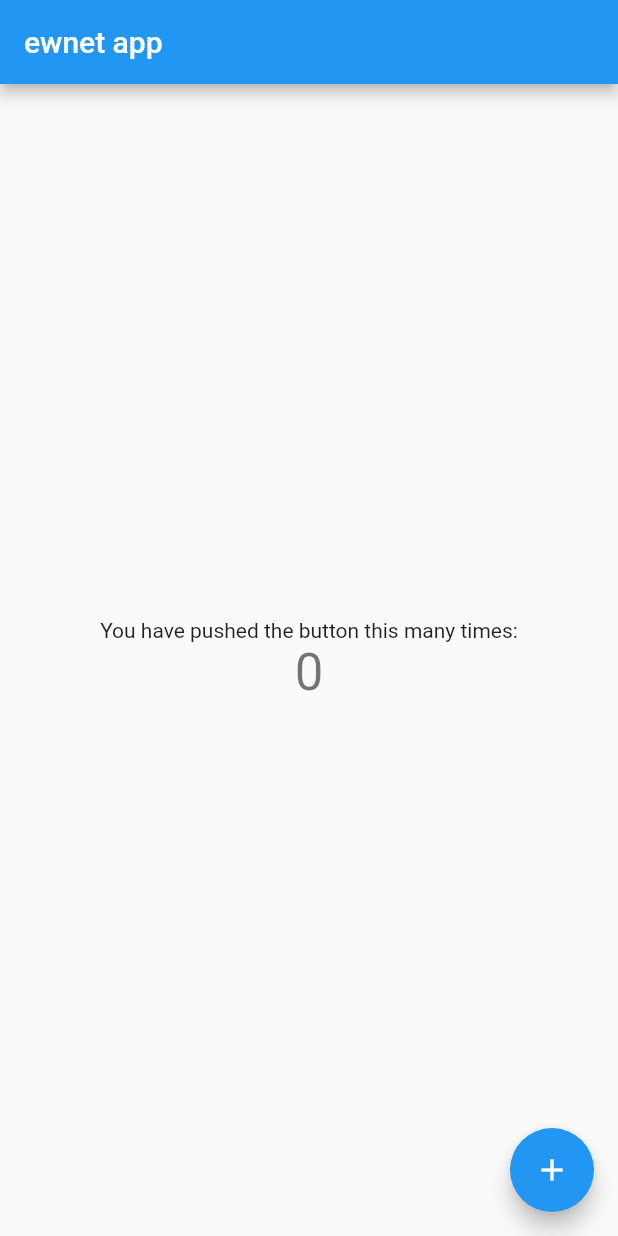
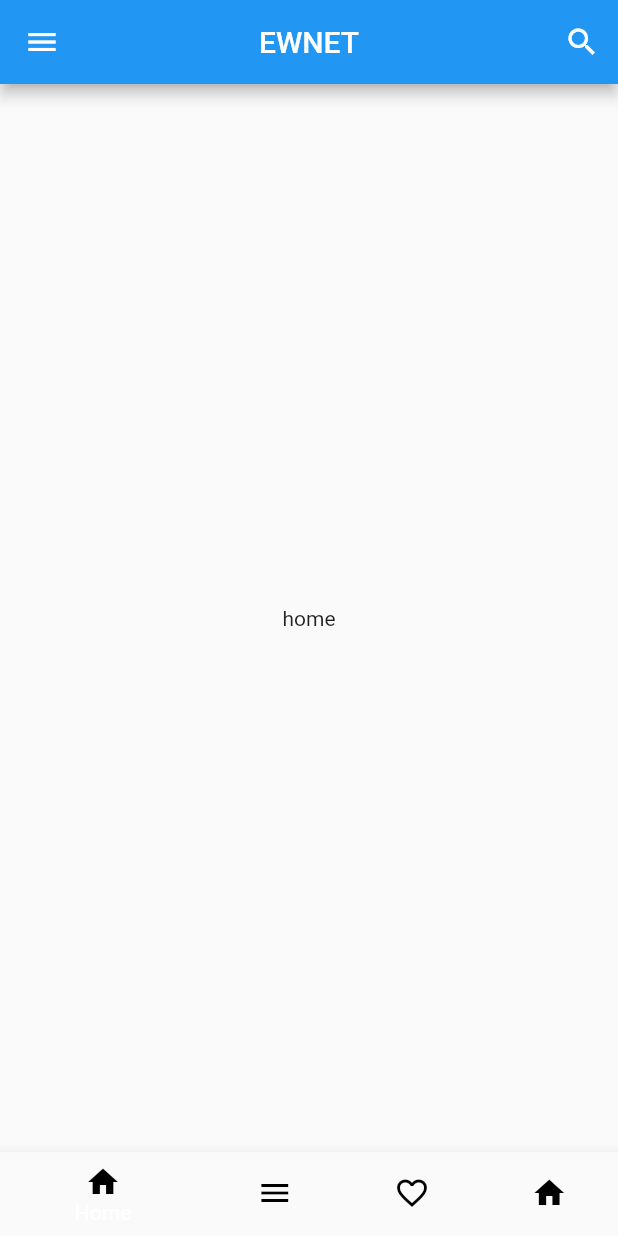
Before and after one commit to esrael23/ewinet-testimony-mobile, a Flutter app: the screen it shows after launch, on a phone screen of 412 x 824 dp. Run offline on Flutter 3.47's test engine with Material 2 defaults, Android fonts, the phone set to English and light mode, and no system bars.

Commit message:
first commit esrael

```diff
--- a/lib/main.dart
+++ b/lib/main.dart
@@ -1,115 +1,24 @@
+import 'package:ewinet_testimony/pages/home.dart';
 import 'package:flutter/material.dart';
 
 void main() {
   runApp(const MyApp());
 }
 
-class MyApp extends StatelessWidget {
+class MyApp extends StatefulWidget {
   const MyApp({super.key});
 
-  // This widget is the root of your application.
+  @override
+  State<MyApp> createState() => _MyAppState();
+}
+
+class _MyAppState extends State<MyApp> {
   @override
   Widget build(BuildContext context) {
     return MaterialApp(
-      title: 'Flutter Demo',
-      theme: ThemeData(
-        // This is the theme of your application.
-        //
-        // Try running your application with "flutter run". You'll see the
-        // application has a blue toolbar. Then, without quitting the app, try
-        // changing the primarySwatch below to Colors.green and then invoke
-        // "hot reload" (press "r" in the console where you ran "flutter run",
-        // or simply save your changes to "hot reload" in a Flutter IDE).
-        // Notice that the counter didn't reset back to zero; the application
-        // is not restarted.
-        primarySwatch: Colors.blue,
-      ),
-      home: const MyHomePage(title: 'ewnet app'),
+      debugShowCheckedModeBanner: false,
+      home: home(),
     );
+
   }
 }
-
-class MyHomePage extends StatefulWidget {
-  const MyHomePage({super.key, required this.title});
-
-  // This widget is the home page of your application. It is stateful, meaning
-  // that it has a State object (defined below) that contains fields that affect
-  // how it looks.
-
-  // This class is the configuration for the state. It holds the values (in this
-  // case the title) provided by the parent (in this case the App widget) and
-  // used by the build method of the State. Fields in a Widget subclass are
-  // always marked "final".
-
-  final String title;
-
-  @override
-  State<MyHomePage> createState() => _MyHomePageState();
-}
-
-class _MyHomePageState extends State<MyHomePage> {
-  int _counter = 0;
-
-  void _incrementCounter() {
-    setState(() {
-      // This call to setState tells the Flutter framework that something has
-      // changed in this State, which causes it to rerun the build method below
-      // so that the display can reflect the updated values. If we changed
-      // _counter without calling setState(), then the build method would not be
-      // called again, and so nothing would appear to happen.
-      _counter++;
-    });
-  }
-
-  @override
-  Widget build(BuildContext context) {
-    // This method is rerun every time setState is called, for instance as done
-    // by the _incrementCounter method above.
-    //
-    // The Flutter framework has been optimized to make rerunning build methods
-    // fast, so that you can just rebuild anything that needs updating rather
-    // than having to individually change instances of widgets.
-    return Scaffold(
-      appBar: AppBar(
-        // Here we take the value from the MyHomePage object that was created by
-        // the App.build method, and use it to set our appbar title.
-        title: Text(widget.title),
-      ),
-      body: Center(
-        // Center is a layout widget. It takes a single child and positions it
-        // in the middle of the parent.
-        child: Column(
-          // Column is also a layout widget. It takes a list of children and
-          // arranges them vertically. By default, it sizes itself to fit its
-          // children horizontally, and tries to be as tall as its parent.
-          //
-          // Invoke "debug painting" (press "p" in the console, choose the
-          // "Toggle Debug Paint" action from the Flutter Inspector in Android
-          // Studio, or the "Toggle Debug Paint" command in Visual Studio Code)
-          // to see the wireframe for each widget.
-          //
-          // Column has various properties to control how it sizes itself and
-          // how it positions its children. Here we use mainAxisAlignment to
-          // center the children vertically; the main axis here is the vertical
-          // axis because Columns are vertical (the cross axis would be
-          // horizontal).
-          mainAxisAlignment: MainAxisAlignment.center,
-          children: <Widget>[
-            const Text(
-              'You have pushed the button this many times:',
-            ),
-            Text(
-              '$_counter',
-              style: Theme.of(context).textTheme.headline4,
-            ),
-          ],
-        ),
-      ),
-      floatingActionButton: FloatingActionButton(
-        onPressed: _incrementCounter,
-        tooltip: 'Increment',
-        child: const Icon(Icons.add),
-      ), // This trailing comma makes auto-formatting nicer for build methods.
-    );
-  }
-}
--- /dev/null
+++ b/lib/pages/appnavbar.dart
@@ -0,0 +1 @@
+import 'package:flutter/material.dart';
--- /dev/null
+++ b/lib/pages/home.dart
@@ -0,0 +1,64 @@
+// import 'package:ewnettestimony/bottom/bottom.dart';
+// import 'package:ewnettestimony/pages/applist.dart';
+import 'package:ewinet_testimony/pages/applist.dart';
+import 'package:flutter/material.dart';
+
+class home extends StatefulWidget {
+  const home({super.key});
+
+  @override
+  State<home> createState() => _homeState();
+}
+
+class _homeState extends State<home> {
+  int _currentIndex = 0;
+
+  final tabs = [
+    Center(child: Text('home')),
+    Center(child: Text('section')),
+    Center(child: Text('fav')),
+    Center(child: Text('set')),
+  ];
+
+  @override
+  Widget build(BuildContext context) {
+    return Scaffold(
+      appBar: AppBar(
+        title: Text('EWNET'),
+        centerTitle: true,
+        actions: [
+          IconButton(
+            icon: Icon(Icons.search),
+            onPressed: (() {}),
+          )
+        ],
+      ),
+      body: tabs[_currentIndex],
+      drawer: Drawer(),
+      bottomNavigationBar: BottomNavigationBar(
+        items: [
+          BottomNavigationBarItem(
+              icon: Icon(Icons.home, color: Colors.black), label: 'Home'),
+          BottomNavigationBarItem(
+              icon: Icon(Icons.menu, color: Colors.black), label: 'Home'),
+          BottomNavigationBarItem(
+              icon: Icon(
+                Icons.favorite_border_outlined,
+                color: Colors.black,
+              ),
+              label: 'Home',
+              backgroundColor: Colors.yellow),
+          BottomNavigationBarItem(
+              icon: Icon(Icons.home, color: Colors.black),
+              label: 'Home',
+              backgroundColor: Colors.black)
+        ],
+        onTap: (index) {
+          setState(() {
+            _currentIndex = index;
+          });
+        },
+      ),
+    );
+  }
+}
```
Also changed, not shown: lib/bottompages/homepage.dart (added, +17 -0 lines), lib/pages/applist.dart (added, +18 -0 lines), lib/pages/bottom/bottom.dart (added, +15 -0 lines).
